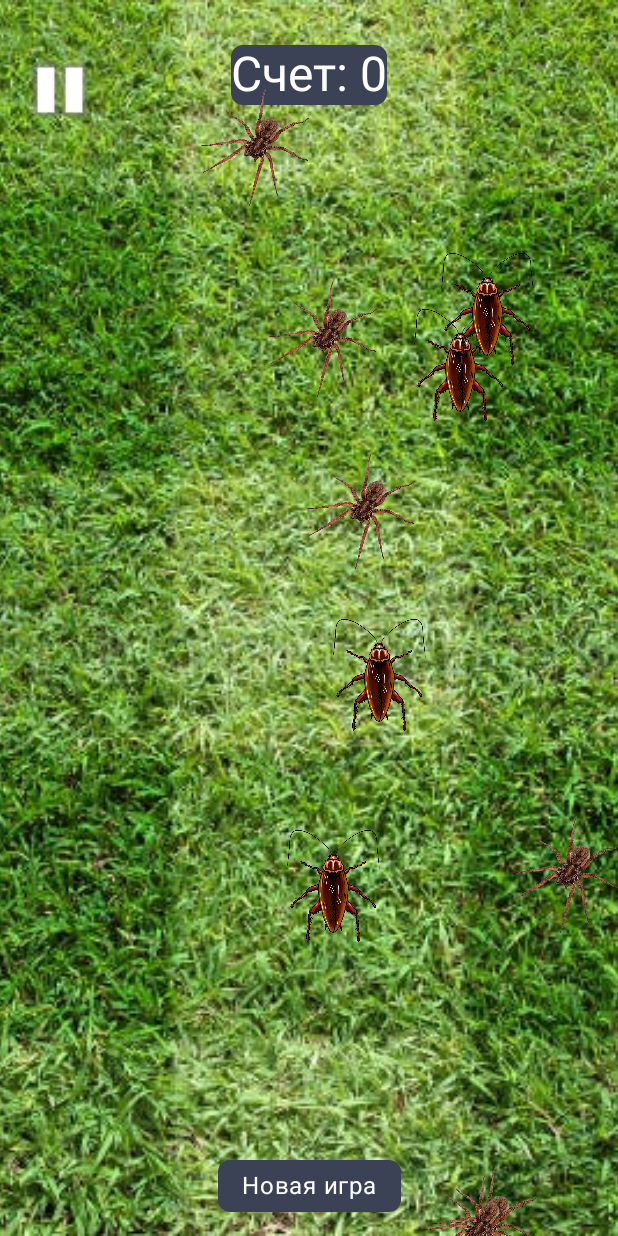
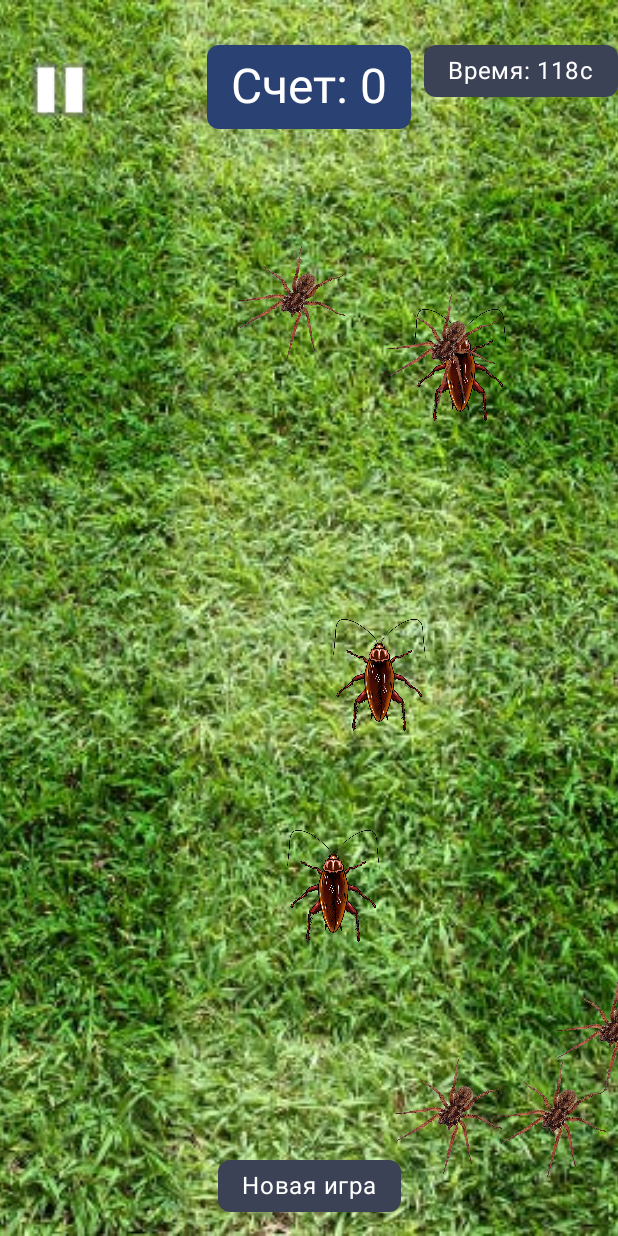
Before and after one commit to Giro216/GameBugs, an Android app built with Jetpack Compose: the @Preview function GameHandlerPreview, on a phone screen of 412 x 824 dp. Run offline under Robolectric (Android 15) with nearby library versions, the phone set to English and light mode, and no system bars.

Commit message:
Some refactoring

```diff
--- a/app/src/main/java/com/example/gamebugs/model/Bug.kt
+++ b/app/src/main/java/com/example/gamebugs/model/Bug.kt
@@ -7,24 +7,21 @@ import com.example.gamebugs.R
 import kotlin.math.cos
 import kotlin.math.sin
 
-// Data class для состояния жука
 data class BugState(
     var position: Pair<Float, Float> = Pair(0f, 0f),
     var health: Int = 1,
     var isAlive: Boolean = true,
     var isVisible: Boolean = true,
-    var direction: Float = 0f, // направление движения в радианах
-    var movementPhase: Float = 0f // фаза для периодического движения
+    var direction: Float = 0f,
+    var movementPhase: Float = 0f
 )
 
-// Enum для типов жуков
 enum class BugType(val imageRes: Int, val basePoints: Int, val speed: Float) {
     SPIDER(R.drawable.spider, 20, 3f),
     COCKROACH(R.drawable.cockroach, 35, 2f),
-    RHINOCEROS(R.drawable.rhinoceros, 35, 0.2f)
+    RHINOCEROS(R.drawable.rhinoceros, 35, 0.0002f)
 }
 
-// Основной класс Bug
 abstract class Bug(
     val type: BugType,
     var state: BugState = BugState()
@@ -41,15 +38,14 @@ abstract class Bug(
                 (80 until maxX - 80).random().toFloat(),
                 (80 until maxY - 80).random().toFloat()
             ),
-            direction = (0 until 360).random().toFloat() * (Math.PI.toFloat() / 180f), // случайное направление
-            movementPhase = (0 until 100).random().toFloat() // случайная фаза
+            direction = (0 until 360).random().toFloat() * (Math.PI.toFloat() / 180f),
+            movementPhase = (0 until 100).random().toFloat()
         )
     }
 
     @Composable
     fun getImage(): Painter = painterResource(type.imageRes)
 
-    // Общая функция для проверки столкновений с границами
     protected fun checkBoundaries(newX: Float, newY: Float, screenWidth: Float, screenHeight: Float): Pair<Float, Float> {
         var x = newX
         var y = newY
@@ -76,18 +72,16 @@ abstract class Bug(
     }
 }
 
-// Конкретные классы
 class SpiderBug : Bug(BugType.SPIDER) {
     // Паук двигается прямолинейно с случайными изменениями направления
     override fun move(screenWidth: Float, screenHeight: Float): BugState {
-        if (Math.random() < 0.02) { // 2% шанс изменить направление
+        if (Math.random() < 0.02) {
             state.direction += (Math.random() - 0.5).toFloat() * 0.5f
         }
 
         val newX = state.position.first + cos(state.direction.toDouble()).toFloat() * type.speed
         val newY = state.position.second + sin(state.direction.toDouble()).toFloat() * type.speed
 
-        // Проверяем границы
         val (checkedX, checkedY) = checkBoundaries(newX, newY, screenWidth, screenHeight)
 
         state = state.copy(
@@ -115,7 +109,6 @@ class CockroachBug : Bug(BugType.COCKROACH) {
         val newX = baseX + cos(state.direction.toDouble() + Math.PI / 2).toFloat() * waveOffset
         val newY = baseY + sin(state.direction.toDouble() + Math.PI / 2).toFloat() * waveOffset
 
-        // Проверяем границы
         val (checkedX, checkedY) = checkBoundaries(newX, newY, screenWidth, screenHeight)
 
         state = state.copy(
@@ -136,23 +129,21 @@ class CockroachBug : Bug(BugType.COCKROACH) {
 }
 
 class RhinocerosBug : Bug(BugType.RHINOCEROS) {
-    // Носорог двигается по круговой траектории
+    // Носорог двигается по кругу
     override fun move(screenWidth: Float, screenHeight: Float): BugState {
         state.movementPhase += 0.05f
 
-        val circleRadius = 50f
+        val circleRadius = 30f
         val centerX = state.position.first + cos(state.direction.toDouble()).toFloat() * type.speed * 0.5f
         val centerY = state.position.second + sin(state.direction.toDouble()).toFloat() * type.speed * 0.5f
 
         val newX = centerX + cos(state.movementPhase.toDouble()).toFloat() * circleRadius
         val newY = centerY + sin(state.movementPhase.toDouble()).toFloat() * circleRadius
 
-        // Периодически меняем основное направление
         if (Math.random() < 0.1) {
             state.direction = (Math.random() * Math.PI * 2).toFloat()
         }
 
-        // Проверяем границы
         val (checkedX, checkedY) = checkBoundaries(newX, newY, screenWidth, screenHeight)
 
         state = state.copy(
--- a/app/src/main/java/com/example/gamebugs/model/BugFactory.kt
+++ b/app/src/main/java/com/example/gamebugs/model/BugFactory.kt
@@ -1,6 +1,5 @@
 package com.example.gamebugs.model
 
-// Фабрика для создания жуков
 object BugFactory {
     fun createSpiderBug(): Bug = SpiderBug()
     fun createCockroachBug(): Bug = CockroachBug()
--- a/app/src/main/java/com/example/gamebugs/ui/components/GameHandler.kt
+++ b/app/src/main/java/com/example/gamebugs/ui/components/GameHandler.kt
@@ -43,25 +43,25 @@ import kotlin.math.max
 
 @Composable
 fun BugItem(
+    modifier: Modifier = Modifier,
     bug: Bug,
     onBugSquashed: (Int) -> Unit,
     screenWidth: Float,
     screenHeight: Float,
-    modifier: Modifier = Modifier
+    gameSpeed: Float = 1.0f,
+
 ) {
-    // Независимые состояния для каждого жука
     var position by remember { mutableStateOf(bug.getPosition()) }
     var isAlive by remember { mutableStateOf(bug.isAlive()) }
     var health by remember { mutableIntStateOf(bug.state.health) }
     val bugSize = 80.dp
 
-//     Анимация движения
-    LaunchedEffect(bug) {
+    LaunchedEffect(bug, gameSpeed) {
         while (true) {
-            delay(16) // ~60 FPS
+            delay(16)
             if (isAlive) {
                 bug.move(screenWidth, screenHeight)
-                    position = bug.getPosition()
+                position = bug.getPosition()
             } else {
                 break
             }
@@ -74,13 +74,11 @@ fun BugItem(
         health = bug.state.health
     }
 
-    // Анимация исчезновения
     val scale by animateFloatAsState(
         targetValue = if (isAlive) 1f else 0f,
         animationSpec = tween(durationMillis = 300)
     )
 
-    // Показываем пока не исчезнет полностью
     if (scale > 0.01f) {
         Image(
             painter = bug.getImage(),
@@ -104,28 +102,30 @@ fun BugItem(
     }
 }
 
-// TODO использовать настройки из главного меню
 @SuppressLint("ConfigurationScreenWidthHeight")
 @Composable
 fun GameHandler(
     navController: NavHostController,
-    settings: Settings,  // Принимаем настройки
-    player: Player       // Принимаем игрока
+    settings: Settings,
+    player: Player
 ) {
     val configuration = LocalConfiguration.current
     var totalScore by remember { mutableIntStateOf(0) }
-    var gameState by remember { mutableStateOf("playing") } // playing, paused, gameOver
-
+    var gameState by remember { mutableStateOf("playing") }
     var gameSessionKey by remember { mutableIntStateOf(0) }
+    var gameTime by remember { mutableIntStateOf(0) }
+    var roundTimeLeft by remember { mutableIntStateOf(settings.roundDuration) }
 
     var screenSize by remember { mutableStateOf(Pair(configuration.screenWidthDp.toFloat(), configuration.screenHeightDp.toFloat())) }
     val screenWidth = screenSize.first
     val screenHeight = screenSize.second
 
     val penalty = 2
+    val bonusInterval = settings.bonusInterval
+    val roundDuration = settings.roundDuration
 
     fun createInitialBugs(): List<Bug> {
-        return List(10) {
+        return List(settings.maxBeetles) {
             val bug = BugFactory.createRandomBug()
             bug.setRandomPosition(
                 configuration.screenWidthDp - 80,
@@ -135,16 +135,46 @@ fun GameHandler(
         }
     }
 
-    // Используем ключ в remember для принудительного пересоздания
     var bugs by remember(gameSessionKey) {
         mutableStateOf(createInitialBugs())
+    }
+
+    LaunchedEffect(gameState, gameSessionKey) {
+        if (gameState == "playing") {
+            while (gameTime < roundDuration && gameState == "playing") {
+                delay(1000)
+                gameTime++
+                roundTimeLeft = roundDuration - gameTime
+
+                if (gameTime % bonusInterval == 0 && gameTime > 0) {
+                    spawnBonusBug()
+                }
+
+                val allBugsDead = bugs.all {!it.isAlive()}
+                if (gameTime >= roundDuration || allBugsDead) {
+                    gameState = "gameOver"
+                }
+            }
+        }
+    }
+
+    fun spawnNewBug() {
+        if (bugs.size < settings.maxBeetles) {
+            val newBug = BugFactory.createRandomBug()
+            newBug.setRandomPosition(
+                configuration.screenWidthDp - 80,
+                configuration.screenHeightDp - 80
+            )
+            bugs = bugs + newBug
+        }
     }
 
     fun restartGame() {
         totalScore = 0
         gameSessionKey++
         gameState = "playing"
-
+        gameTime = 0
+        roundTimeLeft = settings.roundDuration
         bugs = createInitialBugs()
     }
 
@@ -154,15 +184,41 @@ fun GameHandler(
 
     fun handleHit(reward: Int) {
         totalScore += reward
+//        LaunchedEffect(Unit) {
+//            delay(1000)
+//            if (gameState == "playing") {
+//                spawnNewBug()
+//            }
+//        }
     }
 
     @Composable
     fun onPaused() {
-        // TODO переделать
-        // Добавляем небольшую задержку для стабильности навигации
         LaunchedEffect(Unit) {
             delay(100)
             navController.navigate(Screens.MainMenu.route)
+        }
+    }
+
+    @Composable
+    fun onGameOver() {
+        LaunchedEffect(Unit) {
+            delay(3000)
+            navController.navigate(Screens.MainMenu.route)
+        }
+
+        Box(
+            modifier = Modifier
+                .fillMaxSize()
+                .background(MaterialTheme.colorScheme.error.copy(alpha = 0.3f)),
+            contentAlignment = Alignment.Center
+        ) {
+            Text(
+                text = "Игра окончена!\nФинальный счет: $totalScore",
+                style = MaterialTheme.typography.headlineMedium,
+                color = MaterialTheme.colorScheme.onError,
+                textAlign = androidx.compose.ui.text.style.TextAlign.Center
+            )
         }
     }
 
@@ -174,36 +230,47 @@ fun GameHandler(
                 interactionSource = remember { MutableInteractionSource() },
                 indication = null
             ) {
-                // Обработка клика по пустому месту (промах)
                 if (gameState == "playing") {
                     handleMiss()
                 }
             }
     ) {
-        println("Сессия: $gameSessionKey | Жуков: ${bugs.size}")
-
+        // Фон
         Image(
-            painter = painterResource(R.drawable.lawn2), // ваша картинка фона
+            painter = painterResource(R.drawable.lawn2),
             contentDescription = "Фон игры",
             modifier = Modifier.fillMaxSize(),
-            contentScale = ContentScale.Crop // или FillBounds, FillWidth, etc.
+            contentScale = ContentScale.Crop
         )
 
-        // Интерфейс игры
+        Text(
+            text = "Время: ${roundTimeLeft}с",
+            modifier = Modifier
+                .align(Alignment.TopEnd)
+                .padding(vertical = 30.dp)
+                .background(
+                    MaterialTheme.colorScheme.secondary,
+                    MaterialTheme.shapes.small
+                )
+                .padding(horizontal = 16.dp, vertical = 8.dp),
+            style = MaterialTheme.typography.bodyLarge,
+            color = MaterialTheme.colorScheme.onPrimary
+        )
+
         Text(
             text = "Счет: $totalScore",
             modifier = Modifier
                 .align(Alignment.TopCenter)
                 .padding(30.dp)
                 .background(
-                    MaterialTheme.colorScheme.secondary,
+                    MaterialTheme.colorScheme.primary,
                     MaterialTheme.shapes.small
-                ),
+                )
+                .padding(horizontal = 16.dp, vertical = 8.dp),
             style = MaterialTheme.typography.headlineLarge,
             color = MaterialTheme.colorScheme.onPrimary
         )
 
-        // Управление игрой
         Image(
             painter = painterResource(android.R.drawable.ic_media_pause),
             contentDescription = "Pause",
@@ -211,12 +278,11 @@ fun GameHandler(
                 .align(Alignment.TopStart)
                 .padding(vertical = 30.dp, horizontal = 10.dp)
                 .size(60.dp)
-                .clickable(){
+                .clickable {
                     gameState = "paused"
                 }
         )
 
-        // Кнопка перезапуска
         Text(
             text = "Новая игра",
             modifier = Modifier
@@ -236,7 +302,7 @@ fun GameHandler(
         when(gameState) {
             "playing" -> {
                 bugs.forEachIndexed { index, bug ->
-                    key("bug_${gameSessionKey}_$index") { // Уникальный ключ
+                    key("bug_${gameSessionKey}_$index") {
                         BugItem(
                             bug = bug,
                             onBugSquashed = { reward ->
@@ -244,6 +310,7 @@ fun GameHandler(
                             },
                             screenWidth = screenWidth,
                             screenHeight = screenHeight,
+                            gameSpeed = settings.gameSpeed,
                             modifier = Modifier
                         )
                     }
@@ -252,13 +319,15 @@ fun GameHandler(
             "paused" -> {
                 onPaused()
             }
-
             "gameOver" -> {
-                // TODO дописать выход из игры с сохранением результата
+                onGameOver()
             }
         }
+    }
+}
 
-    }
+private fun spawnBonusBug() {
+    TODO("Not yet implemented")
 }
 
 @Preview
@@ -272,10 +341,10 @@ fun GameHandlerPreview() {
             val mockNavController = rememberNavController()
 
             val mockSettings = Settings(
-                gameSpeed = 1.0f,
-                maxBeetles = 5,
-                bonusInterval = 15,
-                roundDuration = 60
+                gameSpeed = 1.5f,
+                maxBeetles = 8,
+                bonusInterval = 10,
+                roundDuration = 120
             )
 
             val mockPlayer = Player(
--- a/app/src/main/java/com/example/gamebugs/ui/components/RulesPanel.kt
+++ b/app/src/main/java/com/example/gamebugs/ui/components/RulesPanel.kt
@@ -1,20 +1,15 @@
 package com.example.gamebugs.ui.components
 
-import android.webkit.WebView
 import androidx.compose.foundation.layout.fillMaxSize
 import androidx.compose.material3.MaterialTheme
 import androidx.compose.material3.Text
 import androidx.compose.runtime.Composable
 import androidx.compose.ui.Modifier
-import androidx.compose.ui.platform.LocalContext
 import androidx.compose.ui.res.stringResource
-import androidx.compose.ui.viewinterop.AndroidView
 import com.example.gamebugs.R
 
 @Composable
 fun RulesPanel() {
-    val context = LocalContext.current
-
     Text(
         text = stringResource(R.string.Rules),
         style = MaterialTheme.typography.bodyMedium,
```
Also changed, not shown: app/src/main/java/com/example/gamebugs/ui/components/AuthorsPanel.kt (+14 -5 lines), app/src/main/java/com/example/gamebugs/ui/components/MainMenuPanel.kt (+4 -6 lines), app/src/main/java/com/example/gamebugs/ui/components/RegistrationPanel.kt (+2 -8 lines), app/src/main/java/com/example/gamebugs/ui/components/SettingsPanel.kt (+0 -30 lines), app/src/main/java/com/example/gamebugs/ui/config/Navigation.kt (+1 -9 lines).
